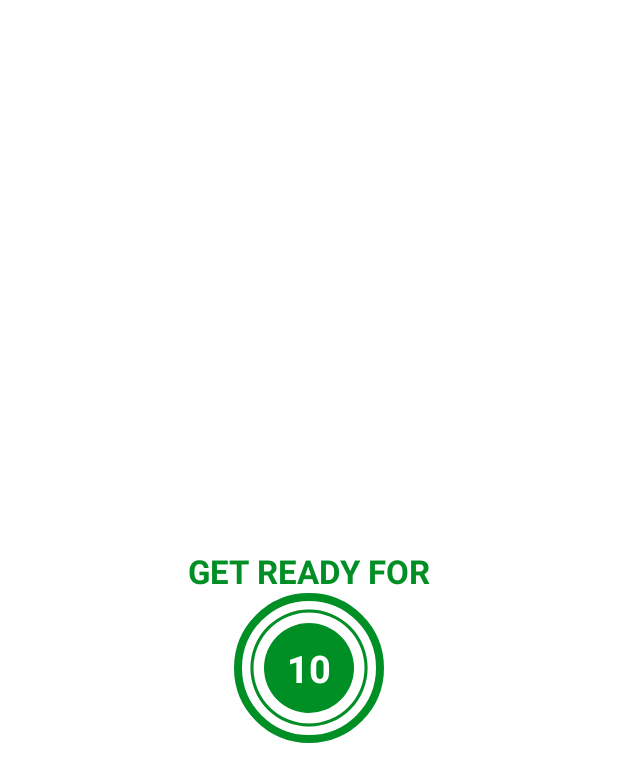
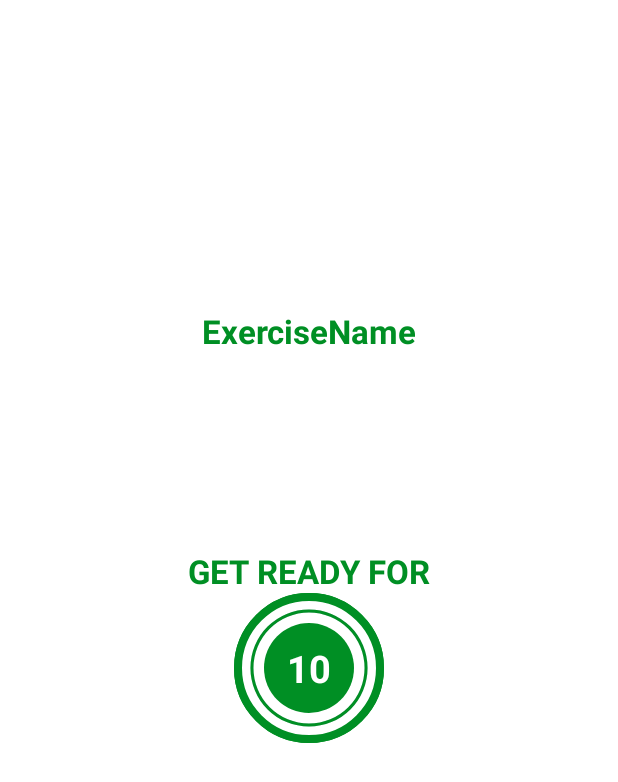
Before and after one commit to agiratech-madhan/WorkoutApp, an Android app: the layout activity_exersize.xml on its own in the app's theme, with its tools: preview values and no code run, on a phone screen of 412 x 824 dp. Shown: the top 782 px of the screen. Run offline under Robolectric (Android 15) with nearby library versions, the phone set to English and light mode, and no system bars.

Commit message:
timer based image changes with imageModel

```diff
--- a/app/src/main/res/layout/activity_excer_size.xml
+++ b/app/src/main/res/layout/activity_exersize.xml
@@ -24,12 +24,12 @@
         android:textColor="@color/colorAccent"
         android:textSize="22sp"
         android:textStyle="bold"
-        app:layout_constraintBottom_toTopOf="@id/flProgressBar"
+        app:layout_constraintBottom_toTopOf="@id/flRestView"
         app:layout_constraintEnd_toEndOf="parent"
         app:layout_constraintStart_toStartOf="parent" />
 
     <FrameLayout
-        android:id="@+id/flProgressBar"
+        android:id="@+id/flRestView"
         android:layout_width="100dp"
         android:layout_height="100dp"
         android:layout_marginTop="10dp"
@@ -70,4 +70,73 @@
         </LinearLayout>
     </FrameLayout>
 
+    <ImageView
+        android:id="@+id/ivImage"
+        android:layout_width="match_parent"
+        android:layout_height="150dp"
+        android:contentDescription="@string/image"
+        android:scaleType="fitXY"
+        android:src="@drawable/ic_jumping_jacks"
+        android:visibility="invisible"
+        app:layout_constraintBottom_toTopOf="@id/tvExerciseName"
+        app:layout_constraintTop_toBottomOf="@id/toolbarExercise" />
+
+    <TextView
+        android:id="@+id/tvExerciseName"
+        android:layout_width="wrap_content"
+        android:layout_height="wrap_content"
+        android:text="ExerciseName"
+        android:textColor="@color/colorAccent"
+        android:textSize="22sp"
+        android:textStyle="bold"
+        android:visibility="gone"
+        app:layout_constraintEnd_toEndOf="parent"
+        app:layout_constraintStart_toStartOf="parent"
+        app:layout_constraintTop_toBottomOf="@id/ivImage"
+        tools:visibility="visible" />
+
+    <FrameLayout
+        android:id="@+id/flExerciseView"
+        android:layout_width="100dp"
+        android:layout_height="100dp"
+        android:layout_marginTop="10dp"
+        android:background="@drawable/item_circular_color_accent_border"
+        android:visibility="gone"
+        app:layout_constraintBottom_toBottomOf="parent"
+        app:layout_constraintEnd_toEndOf="parent"
+        app:layout_constraintStart_toStartOf="parent"
+        app:layout_constraintTop_toBottomOf="@id/toolbarExercise"
+        tools:visibility="visible">
+
+        <ProgressBar
+            android:id="@+id/progressBarExercise"
+            style="?android:attr/progressBarStyleHorizontal"
+            android:layout_width="100dp"
+            android:layout_height="100dp"
+            android:layout_gravity="center"
+            android:background="@drawable/circular_progress_gray"
+            android:indeterminate="false"
+            android:max="10"
+            android:progress="100"
+            android:progressDrawable="@drawable/circular_progress_bar"
+            android:rotation="-90" />
+
+        <LinearLayout
+            android:layout_width="60dp"
+            android:layout_height="60dp"
+            android:layout_gravity="center"
+            android:background="@drawable/item_circular_color_accent_background"
+            android:gravity="center">
+
+            <TextView
+                android:id="@+id/tvTimerExercise"
+                android:layout_width="wrap_content"
+                android:layout_height="wrap_content"
+                android:textColor="#FFFFFF"
+                android:textSize="25sp"
+                android:textStyle="bold"
+                tools:text="10" />
+        </LinearLayout>
+    </FrameLayout>
+
 </androidx.constraintlayout.widget.ConstraintLayout>
```
Also changed, not shown: app/src/main/java/com/example/workoutapp/Constants.kt (added, +83 -0 lines), app/src/main/java/com/example/workoutapp/ExcerSizeActivity.kt (deleted, +0 -74 lines), app/src/main/java/com/example/workoutapp/ExcerciseActivity.kt (added, +133 -0 lines), app/src/main/java/com/example/workoutapp/ExerciseModel.kt (added, +57 -0 lines), app/src/main/res/drawable/ic_abdominal_crunch.png (added), app/src/main/res/drawable/ic_high_knees_running_in_place.png (added), app/src/main/res/drawable/ic_jumping_jacks.png (added), app/src/main/res/drawable/ic_lunge.png (added), app/src/main/res/drawable/ic_plank.png (added), app/src/main/res/drawable/ic_push_up.png (added), app/src/main/res/drawable/ic_push_up_and_rotation.png (added), app/src/main/res/drawable/ic_side_plank.png (added), app/src/main/res/drawable/ic_squat.png (added), app/src/main/res/drawable/ic_step_up_onto_chair.png (added), 2 more files.
